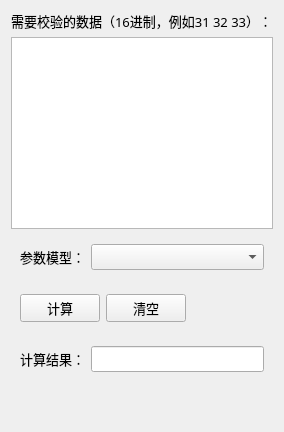
First picture: the form in src/ui/crc_calculator_page.ui, repository huanfenz/PerryBox, before the edit.
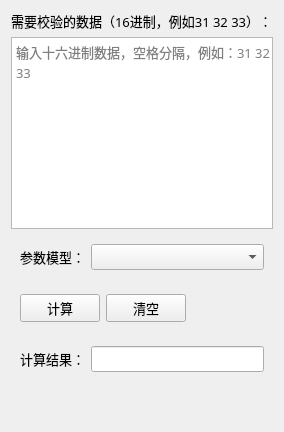
Second picture: the form after the edit.

Commit message: feat(ui): 为各功能页输入框统一添加占位提示

The edit to the form file:
```diff
--- a/src/ui/crc_calculator_page.ui
+++ b/src/ui/crc_calculator_page.ui
@@ -24,6 +24,9 @@
        <verstretch>0</verstretch>
       </sizepolicy>
      </property>
+     <property name="placeholderText">
+      <string>输入十六进制数据，空格分隔，例如：31 32 33</string>
+     </property>
     </widget>
    </item>
    <item>
```
The commit also changes 2 other files.
